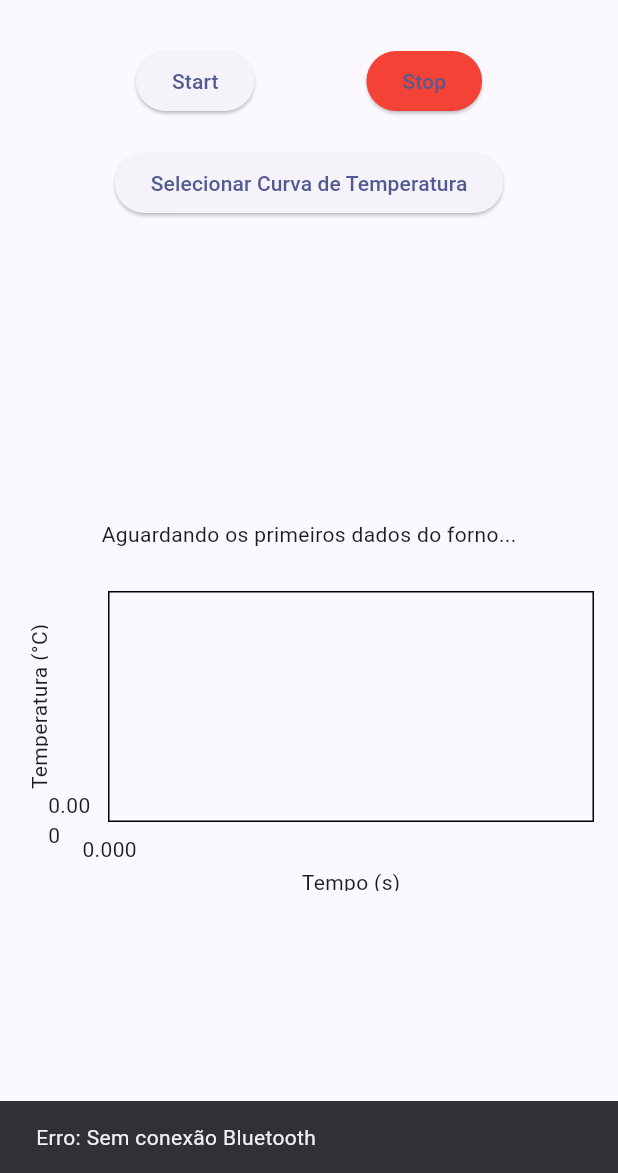
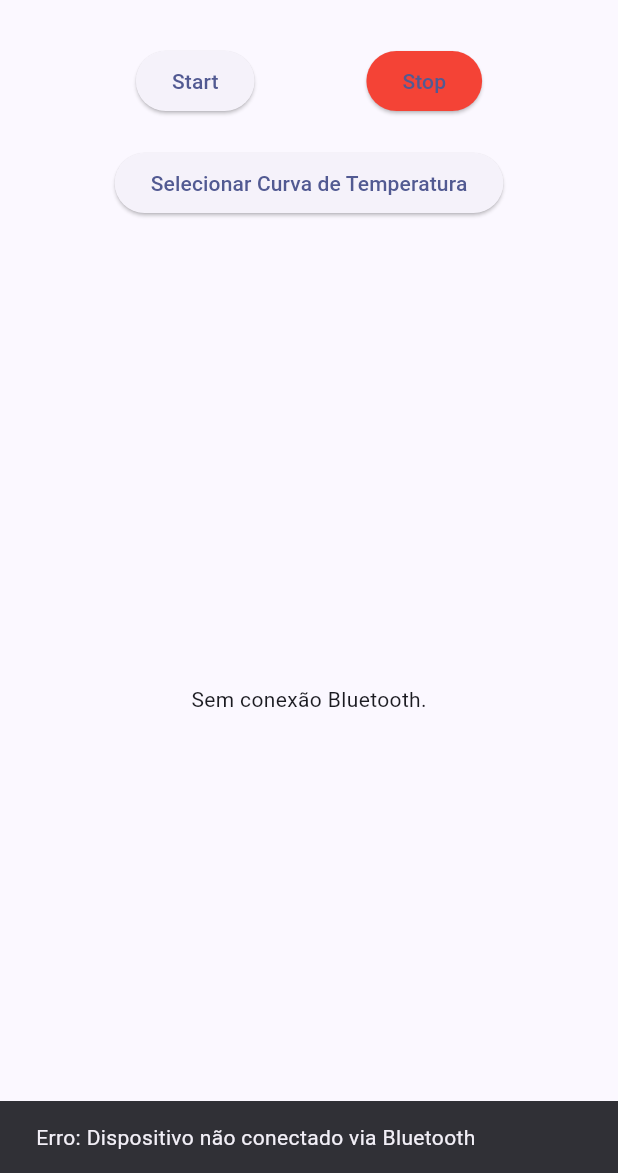
Before and after one commit to Bruno1406/SmartOvenApp, a Flutter app: the screen it shows after launch, after a tap on "Start", on a phone screen of 412 x 824 dp, the part 63-1236 px from its top. Run offline on Flutter 3.47's test engine with Material 3 defaults, Android fonts, the light colour scheme and no system bars; drawn by our look-alikes of fl_chart; our stand-ins replace flutter_blue_plus.

Commit message:
🚧 ✨ mensagens de error (blutooth e start, a de seleção esta com problemas)

```diff
--- a/smart_oven_app/lib/ui/pages/home_page.dart
+++ b/smart_oven_app/lib/ui/pages/home_page.dart
@@ -14,8 +14,7 @@ class SmartOvenHome extends StatefulWidget {
 
 class SmartOvenHomeState extends State<SmartOvenHome> {
   final List<FlSpot> _graphPoints = [];
-  bool _isRunning = true;
-  final bool _isCurveSelected = false;
+  bool _isRunning = false;
 
   double? _lastTemperature;
   double? _lastTime;
@@ -38,9 +37,7 @@ class SmartOvenHomeState extends State<SmartOvenHome> {
         }
 
         return Column(
-          mainAxisAlignment: MainAxisAlignment.center,
           children: [
-            // Display the last known data, or a waiting message.
             if (_lastTemperature != null && _lastTime != null)
               Row(
                 mainAxisAlignment: MainAxisAlignment.spaceEvenly,
@@ -57,9 +54,8 @@ class SmartOvenHomeState extends State<SmartOvenHome> {
                 child: Text("Aguardando os primeiros dados do forno..."),
               ),
             const SizedBox(height: 20),
-
             SizedBox(
-              height: 200, // Giving the chart a fixed height is good practice
+              height: 200,
               child: LineChart(
                 LineChartData(
                   gridData: const FlGridData(show: true),
@@ -71,7 +67,6 @@ class SmartOvenHomeState extends State<SmartOvenHome> {
                       color: Colors.orange,
                       barWidth: 3,
                       dotData: const FlDotData(show: false),
-                      belowBarData: BarAreaData(show: false),
                     ),
                   ],
                   titlesData: const FlTitlesData(
@@ -105,62 +100,76 @@ class SmartOvenHomeState extends State<SmartOvenHome> {
     );
   }
 
+  void _showError(String message) {
+    ScaffoldMessenger.of(
+      context,
+    ).showSnackBar(SnackBar(content: Text(message)));
+  }
+
+  void _startMonitoring(
+    OvenProgramManager manager,
+    OvenBleService bluetoothService,
+  ) {
+    if (!bluetoothService.isBluetoothOn) {
+      _showError("Erro: Bluetooth está desligado");
+      return;
+    }
+
+    if (!bluetoothService.isConnected) {
+      _showError("Erro: Dispositivo não conectado via Bluetooth");
+      return;
+    }
+
+    if (OvenProgramManager.selectedCurve == null) {
+      _showError("Erro: Nenhuma curva de temperatura foi selecionada");
+      return;
+    }
+
+    setState(() {
+      _isRunning = true;
+      _graphPoints.clear();
+      _lastTemperature = null;
+      _lastTime = null;
+    });
+
+    manager.startMonitoring();
+  }
+
+  void _stopMonitoring(
+    OvenProgramManager manager,
+    OvenBleService bluetoothService,
+  ) {
+    if (!bluetoothService.isBluetoothOn || !bluetoothService.isConnected) {
+      _showError("Erro: Bluetooth não está conectado");
+      return;
+    }
+
+    setState(() {
+      _isRunning = false;
+    });
+
+    manager.stopMonitoring();
+  }
+
   @override
   Widget build(BuildContext context) {
-    var bluetoothState = context.watch<OvenBleService>();
+    var bluetooth = context.watch<OvenBleService>();
     var programManager = context.watch<OvenProgramManager>();
 
     return Center(
       child: Padding(
         padding: const EdgeInsets.all(16.0),
         child: Column(
-          mainAxisAlignment: MainAxisAlignment.start,
           children: <Widget>[
             Row(
               mainAxisAlignment: MainAxisAlignment.spaceEvenly,
               children: <Widget>[
                 ElevatedButton(
-                  onPressed: () {
-                    if (!bluetoothState.isConnected) {
-                      ScaffoldMessenger.of(context).showSnackBar(
-                        const SnackBar(
-                          content: Text("Erro: Sem conexão Bluetooth"),
-                        ),
-                      );
-                      return;
-                    }
-
-                    if (!_isCurveSelected) {
-                      ScaffoldMessenger.of(context).showSnackBar(
-                        const SnackBar(
-                          content: Text(
-                            "Erro: Selecione uma curva de temperatura",
-                          ),
-                        ),
-                      );
-                      return;
-                    }
-
-                    // Reset state for a new run
-                    setState(() {
-                      _isRunning = true;
-                      _graphPoints.clear();
-                      _lastTemperature = null;
-                      _lastTime = null;
-                    });
-                    programManager.startMonitoring();
-                  },
+                  onPressed: () => _startMonitoring(programManager, bluetooth),
                   child: const Text('Start'),
                 ),
                 ElevatedButton(
-                  onPressed: () {
-                    // Logic to stop monitoring
-                    setState(() {
-                      _isRunning = false;
-                    });
-                    programManager
-                        .stopMonitoring(); // Assuming you have a stop method
-                  },
+                  onPressed: () => _stopMonitoring(programManager, bluetooth),
                   style: ElevatedButton.styleFrom(backgroundColor: Colors.red),
                   child: const Text('Stop'),
                 ),
@@ -168,22 +177,30 @@ class SmartOvenHomeState extends State<SmartOvenHome> {
             ),
             const SizedBox(height: 20),
             ElevatedButton(
-              onPressed: () {
-                Navigator.pushNamed(context, '/temperature-curve-options');
-              },
+              onPressed: bluetooth.isConnected
+                  ? () => Navigator.pushNamed(
+                      context,
+                      '/temperature-curve-options',
+                    )
+                  : () => _showError(
+                      "Erro: Conecte-se ao forno via Bluetooth primeiro",
+                    ),
               child: const Text("Selecionar Curva de Temperatura"),
             ),
             const SizedBox(height: 20),
-            // The main content area that changes based on the running state.
             Expanded(
               child: _isRunning
                   ? _buildMonitoringPannel(programManager)
                   : Center(
-                      child: !bluetoothState.isConnected
+                      child: !context.watch<OvenBleService>().isConnected
                           ? const Text("Sem conexão Bluetooth.")
-                          : const Text(
-                              "Pressione Start para iniciar o monitoramento.",
-                            ),
+                          : (OvenProgramManager.selectedCurve == null
+                                ? const Text(
+                                    "Selecione uma curva de temperatura.",
+                                  )
+                                : const Text(
+                                    "Pressione Start para iniciar o monitoramento.",
+                                  )),
                     ),
             ),
           ],
```
Also changed, not shown: smart_oven_app/lib/service/bluetooth.dart (+35 -20 lines), smart_oven_app/lib/ui/pages/main_page.dart (+26 -18 lines).
